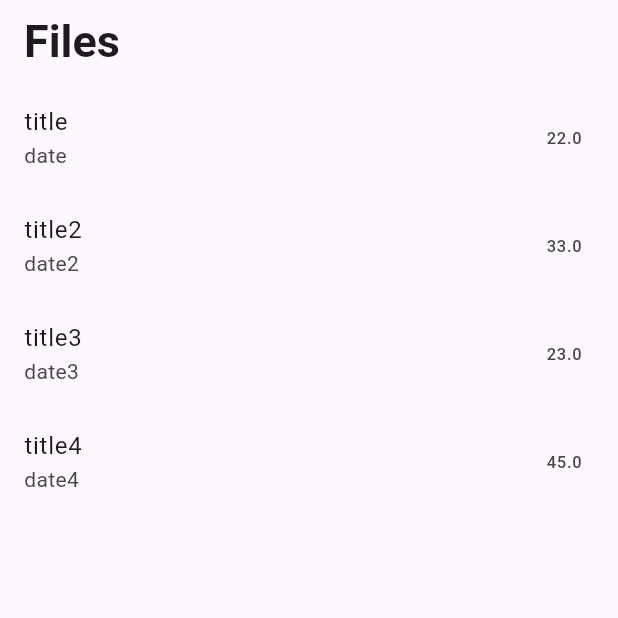
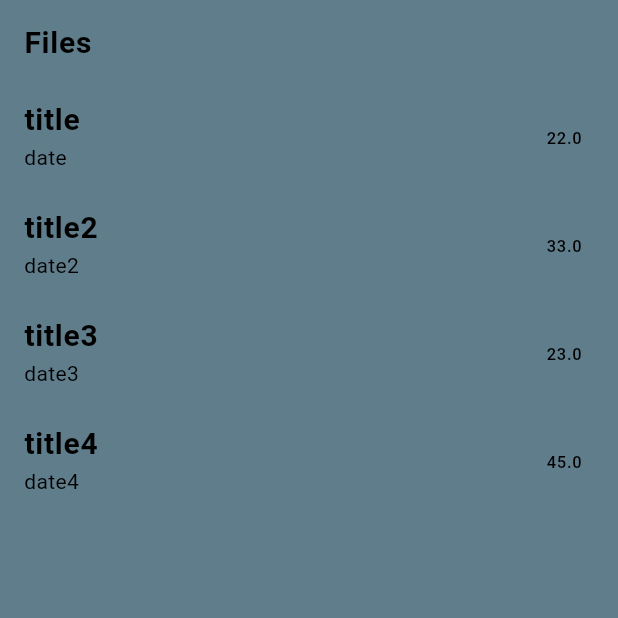
Before and after one commit to Nagi912003/msp_ecomerce, a Flutter app: the screen it shows after launch, on a phone screen of 412 x 824 dp, the top half of it. Run offline on Flutter 3.47's test engine with Material 2 defaults, Android fonts, the phone set to English and light mode, and no system bars.

Commit message:
theme data

```diff
--- a/lib/main.dart
+++ b/lib/main.dart
@@ -33,12 +33,26 @@ class MyApp extends StatelessWidget {
             useMaterial3: true,
             // brightness: Brightness.dark,
 
+              colorScheme: ColorScheme.fromSwatch(
+                primarySwatch: Colors.blue,
+                accentColor: Colors.blueAccent,
+                cardColor: Colors.blueGrey,
+                backgroundColor: Colors.blueGrey,
+                errorColor: Colors.red,
+                brightness: Brightness.light,
+              ),
               textTheme: const TextTheme(
                 titleLarge: TextStyle(
-                  fontSize: 30,
+                  fontSize: 35,
                   fontWeight: FontWeight.bold,
                   color: Colors.black,
                 ),
+              bodyLarge: TextStyle(
+                fontSize: 20,
+                fontWeight: FontWeight.bold,
+                color: Colors.black,
+              ),
+
 
 
               // colorScheme: ColorScheme.fromSwatch(
@@ -55,6 +69,10 @@ class MyApp extends StatelessWidget {
 
             )
           ),
+          darkTheme: ThemeData(
+
+          ),
+          themeMode: ThemeMode.system,
           home: FilesHomeScreen(),
         routes: {
           '/file_detailed': (ctx) => const FileDetailedScreen(),
--- a/lib/providers/files.dart
+++ b/lib/providers/files.dart
@@ -4,6 +4,7 @@ import '../models/file.dart';
 
 class Files with ChangeNotifier {
   final items = [
+
     File(title: 'title', date: 'date', quantity: 22),
     File(title: 'title2', date: 'date2', quantity: 33),
     File(title: 'title3', date: 'date3', quantity: 23),
--- a/lib/screens/files_home_screen.dart
+++ b/lib/screens/files_home_screen.dart
@@ -3,30 +3,34 @@ import 'package:movingacard/providers/files.dart';
 import 'package:provider/provider.dart';
 
 class FilesHomeScreen extends StatelessWidget {
-  const FilesHomeScreen({super.key});
+  FilesHomeScreen({super.key});
 
   @override
   Widget build(BuildContext context) {
+    final GlobalKey<ScaffoldState> _scaffoldKey = GlobalKey<ScaffoldState>();
+
     final files = Provider.of<Files>(context).items;
     return Scaffold(
       appBar: AppBar(
-        title: const Text('Files'),
+        title: Text('Files', style: Theme.of(context).textTheme.bodyLarge!.copyWith(
+
+        ),),
       ),
-      body:
+      body: ListView(
+        children: files
+            .map(
+              (e) => ListTile(
+                title: Text(e.title),
+                subtitle: Text(e.date),
+                trailing: Text(e.quantity.toString()),
+                onTap: () {
 
-      ListView(
-        children:
-          files.map((e) =>
-         ListTile(
-            title: Text(e.title),
-            subtitle: Text(e.date),
-            trailing: Text(e.quantity.toString()),
-            onTap: (){
-              Navigator.of(context).pushNamed('/file_detailed',arguments: e.title);
-            },
-          ),
-          ).toList(),
-
+                  Navigator.of(context)
+                      .pushNamed('/file_detailed', arguments: e.title);
+                },
+              ),
+            )
+            .toList(),
       ),
 
       // ListView.builder(
```
